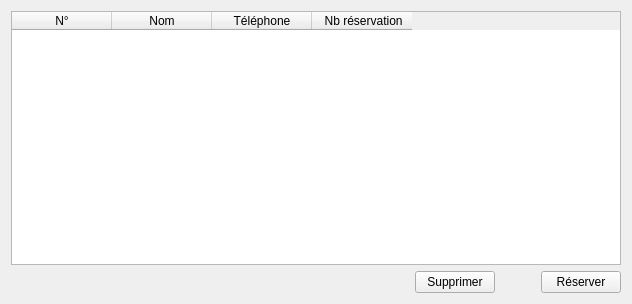
Above: src/views/ClientList/ClientList.ui from DinaTolotra/QReservation before the change. Below: the same form after it.
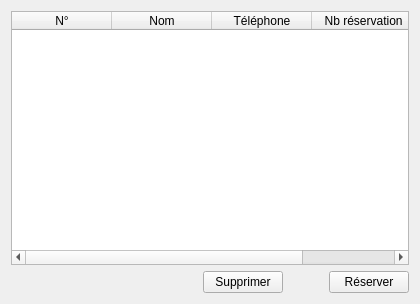
That is the form after the change. Icons and pictures are not drawn.

The edit to the form file:
```diff
--- a/src/views/ClientList/ClientList.ui
+++ b/src/views/ClientList/ClientList.ui
@@ -6,10 +6,16 @@
    <rect>
     <x>0</x>
     <y>0</y>
-    <width>632</width>
+    <width>420</width>
     <height>304</height>
    </rect>
   </property>
+  <property name="sizePolicy">
+   <sizepolicy hsizetype="Minimum" vsizetype="Minimum">
+    <horstretch>0</horstretch>
+    <verstretch>0</verstretch>
+   </sizepolicy>
+  </property>
   <property name="windowTitle">
    <string>Form</string>
   </property>
```
